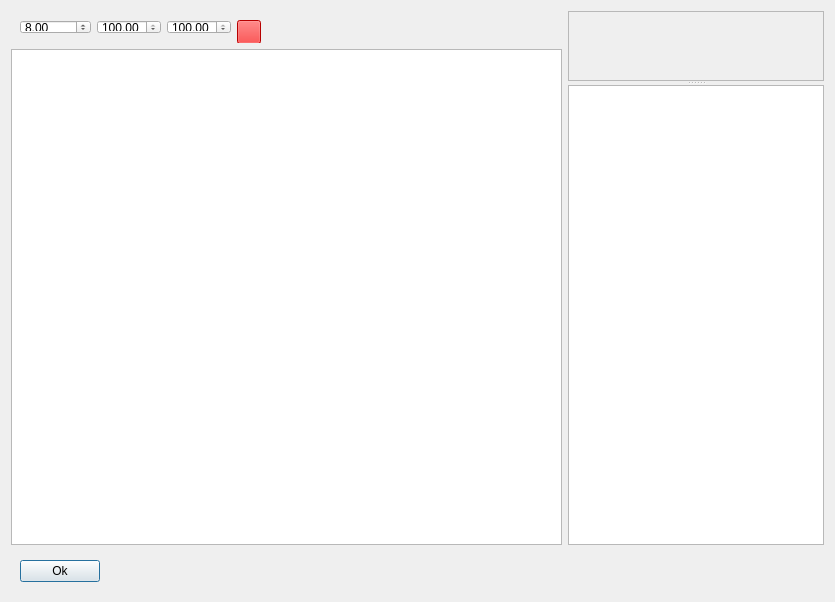
Old version of the form src/UI/TextureDrawing.ui in the repository Drew-S/TerrainGenerator.
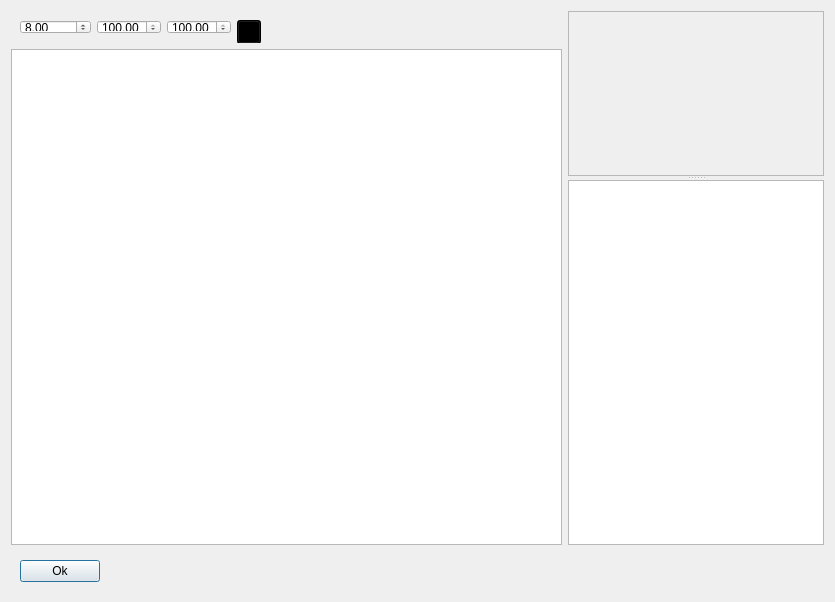
New version of the form.

Commit message: improving drawing interface

Diff of the .ui file:
```diff
--- a/src/UI/TextureDrawing.ui
+++ b/src/UI/TextureDrawing.ui
@@ -105,7 +105,7 @@
              <bool>false</bool>
             </property>
             <property name="styleSheet">
-             <string notr="true">background-color: red;</string>
+             <string notr="true">background-color: rgb(0,0,0);</string>
             </property>
             <property name="text">
              <string/>
@@ -169,7 +169,10 @@
        <property name="orientation">
         <enum>Qt::Vertical</enum>
        </property>
-       <widget class="QScrollArea" name="scrollArea">
+       <widget class="QScrollArea" name="stencil_scroll">
+        <property name="frameShadow">
+         <enum>QFrame::Sunken</enum>
+        </property>
         <property name="widgetResizable">
          <bool>true</bool>
         </property>
@@ -182,6 +185,43 @@
            <height>90</height>
           </rect>
          </property>
+         <layout class="QVBoxLayout" name="verticalLayout_4">
+          <property name="spacing">
+           <number>0</number>
+          </property>
+          <property name="leftMargin">
+           <number>0</number>
+          </property>
+          <property name="topMargin">
+           <number>0</number>
+          </property>
+          <property name="rightMargin">
+           <number>0</number>
+          </property>
+          <property name="bottomMargin">
+           <number>0</number>
+          </property>
+          <item>
+           <layout class="QGridLayout" name="stencil_grid">
+            <property name="spacing">
+             <number>0</number>
+            </property>
+           </layout>
+          </item>
+          <item>
+           <spacer name="verticalSpacer">
+            <property name="orientation">
+             <enum>Qt::Vertical</enum>
+            </property>
+            <property name="sizeHint" stdset="0">
+             <size>
+              <width>20</width>
+              <height>85</height>
+             </size>
+            </property>
+           </spacer>
+          </item>
+         </layout>
         </widget>
        </widget>
        <widget class="QListView" name="listView"/>
```
Left out of the diff: 8 changed lines with no effect on the pictures.
